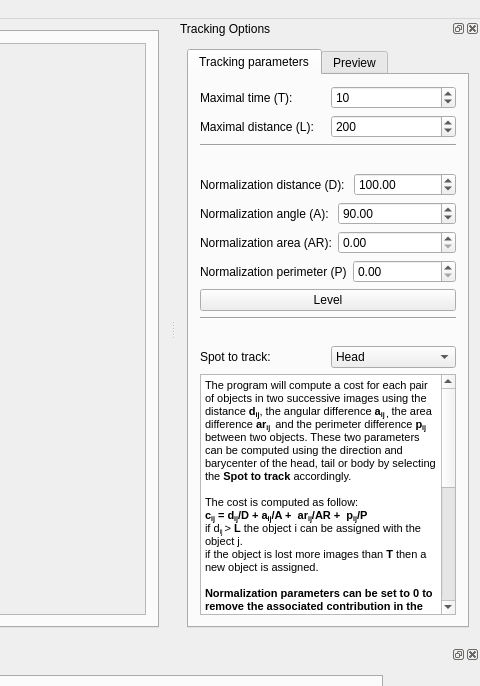
FastTrackOrg/FastTrack, file src/interactive.ui: the form before one commit; both pictures show x 731 to 1211 and y 0 to 686 of the 1211 by 898 pixel window.
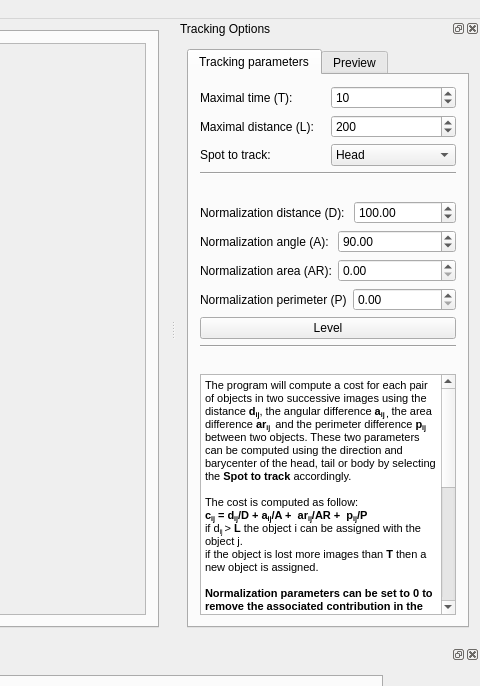
The form after the commit. Custom widgets are drawn as their Qt base class.

Commit message: [add] interactive: add spot to track to autolevel

```diff
--- a/src/interactive.ui
+++ b/src/interactive.ui
@@ -110,7 +110,32 @@
          <string>Tracking parameters</string>
         </attribute>
         <layout class="QGridLayout" name="gridLayout_11">
-         <item row="6" column="0">
+         <item row="4" column="0">
+          <widget class="Line" name="line_9">
+           <property name="orientation">
+            <enum>Qt::Horizontal</enum>
+           </property>
+          </widget>
+         </item>
+         <item row="9" column="0">
+          <layout class="QHBoxLayout" name="horizontalLayout_22">
+           <item>
+            <widget class="QLabel" name="label_28">
+             <property name="text">
+              <string>Normalization perimeter (P)</string>
+             </property>
+            </widget>
+           </item>
+           <item>
+            <widget class="QDoubleSpinBox" name="normPerim">
+             <property name="maximum">
+              <double>99999.000000000000000</double>
+             </property>
+            </widget>
+           </item>
+          </layout>
+         </item>
+         <item row="7" column="0">
           <layout class="QHBoxLayout" name="horizontalLayout_12">
            <item>
             <widget class="QLabel" name="label_14">
@@ -131,51 +156,28 @@
            </item>
           </layout>
          </item>
-         <item row="13" column="0">
-          <spacer name="horizontalSpacer_2">
-           <property name="orientation">
-            <enum>Qt::Horizontal</enum>
-           </property>
-           <property name="sizeHint" stdset="0">
-            <size>
-             <width>40</width>
-             <height>20</height>
-            </size>
-           </property>
-          </spacer>
-         </item>
-         <item row="12" column="0">
-          <widget class="Line" name="line_11">
-           <property name="orientation">
-            <enum>Qt::Horizontal</enum>
-           </property>
-          </widget>
-         </item>
-         <item row="5" column="0">
-          <layout class="QHBoxLayout" name="horizontalLayout_11">
+         <item row="2" column="0">
+          <layout class="QHBoxLayout" name="horizontalLayout_13">
            <item>
-            <widget class="QLabel" name="label_13">
+            <widget class="QLabel" name="label_15">
              <property name="text">
-              <string>Normalization distance (D): </string>
+              <string>Maximal distance (L): </string>
              </property>
             </widget>
            </item>
            <item>
-            <widget class="QDoubleSpinBox" name="maxL">
+            <widget class="QSpinBox" name="lo">
              <property name="maximum">
-              <double>9999.000000000000000</double>
+              <number>999999</number>
              </property>
              <property name="value">
-              <double>100.000000000000000</double>
+              <number>200</number>
              </property>
             </widget>
            </item>
           </layout>
          </item>
-         <item row="16" column="0">
-          <layout class="QHBoxLayout" name="horizontalLayout_17"/>
-         </item>
-         <item row="17" column="0">
+         <item row="18" column="0">
           <widget class="QTextBrowser" name="textBrowser">
            <property name="html">
             <string>&lt;!DOCTYPE HTML PUBLIC &quot;-//W3C//DTD HTML 4.0//EN&quot; &quot;http://www.w3.org/TR/REC-html40/strict.dtd&quot;&gt;
@@ -203,7 +205,64 @@
            </property>
           </widget>
          </item>
-         <item row="7" column="0">
+         <item row="13" column="0">
+          <widget class="Line" name="line_11">
+           <property name="orientation">
+            <enum>Qt::Horizontal</enum>
+           </property>
+          </widget>
+         </item>
+         <item row="6" column="0">
+          <layout class="QHBoxLayout" name="horizontalLayout_11">
+           <item>
+            <widget class="QLabel" name="label_13">
+             <property name="text">
+              <string>Normalization distance (D): </string>
+             </property>
+            </widget>
+           </item>
+           <item>
+            <widget class="QDoubleSpinBox" name="maxL">
+             <property name="maximum">
+              <double>9999.000000000000000</double>
+             </property>
+             <property name="value">
+              <double>100.000000000000000</double>
+             </property>
+            </widget>
+           </item>
+          </layout>
+         </item>
+         <item row="17" column="0">
+          <layout class="QHBoxLayout" name="horizontalLayout_17"/>
+         </item>
+         <item row="5" column="0">
+          <spacer name="horizontalSpacer">
+           <property name="orientation">
+            <enum>Qt::Horizontal</enum>
+           </property>
+           <property name="sizeHint" stdset="0">
+            <size>
+             <width>40</width>
+             <height>20</height>
+            </size>
+           </property>
+          </spacer>
+         </item>
+         <item row="14" column="0">
+          <spacer name="horizontalSpacer_2">
+           <property name="orientation">
+            <enum>Qt::Horizontal</enum>
+           </property>
+           <property name="sizeHint" stdset="0">
+            <size>
+             <width>40</width>
+             <height>20</height>
+            </size>
+           </property>
+          </spacer>
+         </item>
+         <item row="8" column="0">
           <layout class="QHBoxLayout" name="horizontalLayout_21">
            <item>
             <widget class="QLabel" name="label_19">
@@ -221,36 +280,6 @@
            </item>
           </layout>
          </item>
-         <item row="15" column="0">
-          <layout class="QHBoxLayout" name="horizontalLayout_15">
-           <item>
-            <widget class="QLabel" name="label_17">
-             <property name="text">
-              <string>Spot to track: </string>
-             </property>
-            </widget>
-           </item>
-           <item>
-            <widget class="QComboBox" name="spot">
-             <item>
-              <property name="text">
-               <string>Head</string>
-              </property>
-             </item>
-             <item>
-              <property name="text">
-               <string>Tail</string>
-              </property>
-             </item>
-             <item>
-              <property name="text">
-               <string>Body</string>
-              </property>
-             </item>
-            </widget>
-           </item>
-          </layout>
-         </item>
          <item row="1" column="0">
           <layout class="QHBoxLayout" name="horizontalLayout_14">
            <item>
@@ -275,14 +304,7 @@
            </item>
           </layout>
          </item>
-         <item row="3" column="0">
-          <widget class="Line" name="line_9">
-           <property name="orientation">
-            <enum>Qt::Horizontal</enum>
-           </property>
-          </widget>
-         </item>
-         <item row="11" column="0">
+         <item row="12" column="0">
           <widget class="QPushButton" name="levelButton">
            <property name="toolTip">
             <string>Set parameters to a neutral weight, do not replace the manual tuning</string>
@@ -292,54 +314,32 @@
            </property>
           </widget>
          </item>
-         <item row="4" column="0">
-          <spacer name="horizontalSpacer">
-           <property name="orientation">
-            <enum>Qt::Horizontal</enum>
-           </property>
-           <property name="sizeHint" stdset="0">
-            <size>
-             <width>40</width>
-             <height>20</height>
-            </size>
-           </property>
-          </spacer>
-         </item>
-         <item row="2" column="0">
-          <layout class="QHBoxLayout" name="horizontalLayout_13">
+         <item row="3" column="0">
+          <layout class="QHBoxLayout" name="horizontalLayout_15">
            <item>
-            <widget class="QLabel" name="label_15">
+            <widget class="QLabel" name="label_17">
              <property name="text">
-              <string>Maximal distance (L): </string>
+              <string>Spot to track: </string>
              </property>
             </widget>
            </item>
            <item>
-            <widget class="QSpinBox" name="lo">
-             <property name="maximum">
-              <number>999999</number>
-             </property>
-             <property name="value">
-              <number>200</number>
-             </property>
-            </widget>
-           </item>
-          </layout>
-         </item>
-         <item row="8" column="0">
-          <layout class="QHBoxLayout" name="horizontalLayout_22">
-           <item>
-            <widget class="QLabel" name="label_28">
-             <property name="text">
-              <string>Normalization perimeter (P)</string>
-             </property>
-            </widget>
-           </item>
-           <item>
-            <widget class="QDoubleSpinBox" name="normPerim">
-             <property name="maximum">
-              <double>99999.000000000000000</double>
-             </property>
+            <widget class="QComboBox" name="spot">
+             <item>
+              <property name="text">
+               <string>Head</string>
+              </property>
+             </item>
+             <item>
+              <property name="text">
+               <string>Tail</string>
+              </property>
+             </item>
+             <item>
+              <property name="text">
+               <string>Body</string>
+              </property>
+             </item>
             </widget>
            </item>
           </layout>
```
The commit also changes 3 other files.
